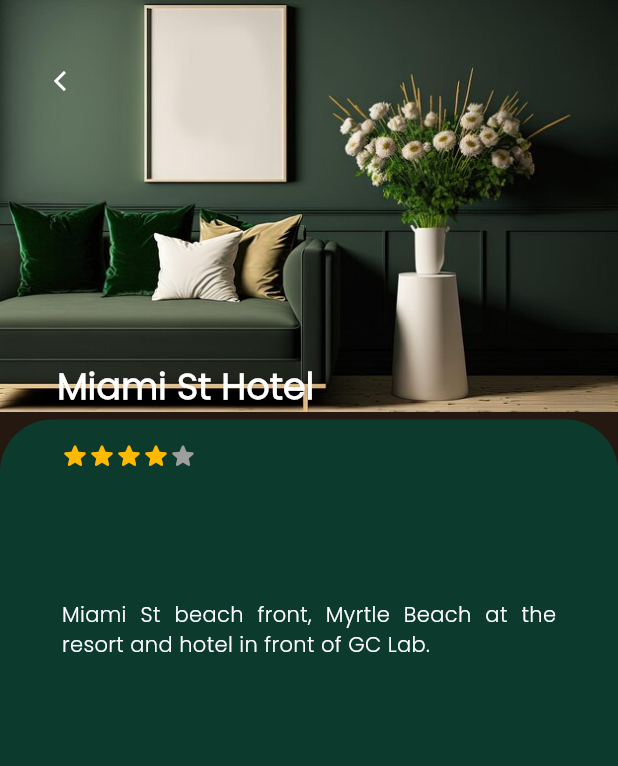
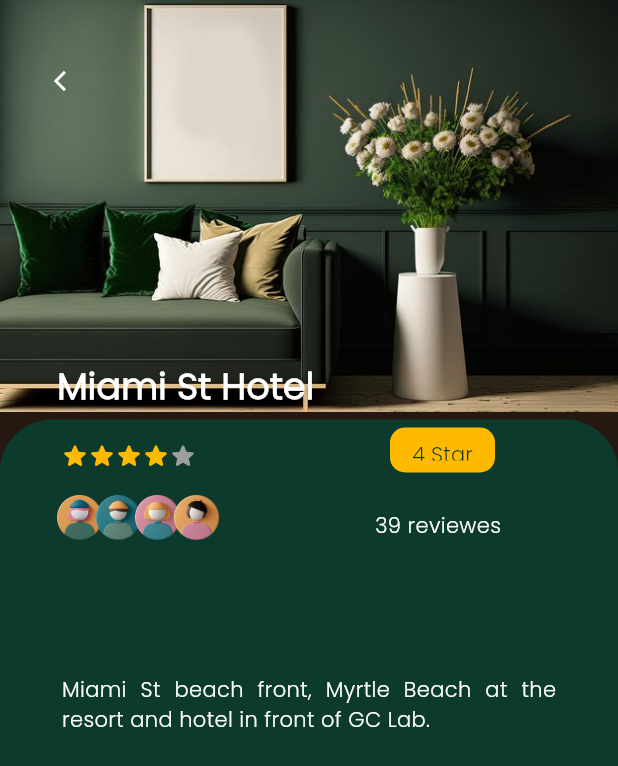
Before and after one commit to Ika1009/Aj_na_Kafu_App, a Flutter app: the CustomCard screen opened directly, on a phone screen of 412 x 824 dp. Shown: the top 766 px of the screen. Run offline on Flutter 3.47's test engine with Material 3 defaults, Android fonts, the phone set to English and light mode, and no system bars; our stand-ins replace flutter_slidable.

Commit message:
Enhanced CustomCard layout and design
The CustomCard widget in our Flutter project has been updated to provide
a more informative and visually appealing interface. The spacing of
elements within the card has been adjusted by increasing the SizedBox
height, which enhances content separation and readability. A new feature
displays a series of profile images to indicate social proof or user
engagement. Additionally, a '4 Star' TextButton has been introduced to
highlight the quality rating of the card's subject, along with a text
element showing the number of reviews. The inclusion of ratings and
reviews adds a layer of user interaction and trustworthiness to the
card's content.

```diff
--- a/flutter/project/lib/util/card.dart
+++ b/flutter/project/lib/util/card.dart
@@ -36,7 +36,7 @@ class CustomCard extends StatelessWidget {
                   child: Column(
                     mainAxisAlignment: MainAxisAlignment.center,
                     children: [
-                      SizedBox(height: 100),
+                      SizedBox(height: 150),
                       Container(
                         height: MediaQuery.of(context).size.height,
                         width: double.infinity,
@@ -67,6 +67,14 @@ class CustomCard extends StatelessWidget {
                   onPressed: () {
                     Navigator.maybePop(context);
                   },
+                ),
+              ),
+              Positioned(
+                top: 240,
+                left: 38,
+                child: Text(
+                  "Miami St Hotel",
+                  style: TextStyle(color: Colors.white, fontWeight: FontWeight.bold, fontSize: 24),
                 ),
               ),
               Positioned(
@@ -130,11 +138,68 @@ class CustomCard extends StatelessWidget {
                 ),
               ),
               Positioned(
-                top: 240,
+                top: 330,
                 left: 38,
+                child: Image.asset(
+                  'assets/images/profile1.png',
+                  width: 30,
+                  height: 30,
+                ),
+              ),
+              Positioned(
+                top: 330,
+                left: 64,
+                child: Image.asset(
+                  'assets/images/profile2.png',
+                  width: 30,
+                  height: 30,
+                ),
+              ),
+              Positioned(
+                top: 330,
+                left: 90,
+                child: Image.asset(
+                  'assets/images/profile3.png',
+                  width: 30,
+                  height: 30,
+                ),
+              ),
+              Positioned(
+                top: 330,
+                left: 116,
+                child: Image.asset(
+                  'assets/images/profile4.png',
+                  width: 30,
+                  height: 30,
+                ),
+              ),
+              Positioned(
+                top: 285,
+                left: 260,
+                child: SizedBox(
+                  width: 70,
+                  height: 30,
+                  child: TextButton(
+                    onPressed: null,
+                    style: ButtonStyle(
+                      backgroundColor: MaterialStateProperty.all(Color(0xFFFFBA00)),
+                      foregroundColor: MaterialStateProperty.all(Color(0xFF0C3B2E)),
+                      shape: MaterialStateProperty.all<RoundedRectangleBorder>(
+                        RoundedRectangleBorder(
+                          borderRadius: BorderRadius.circular(10.0),
+                        ),
+                      ),
+                    ),
+                    child: Text("4 Star"),
+                  ),
+                ),
+              ),
+              Positioned(
+                top: 340,
+                left: 250,
                 child: Text(
-                  "Miami St Hotel",
-                  style: TextStyle(color: Colors.white, fontWeight: FontWeight.bold, fontSize: 24),
+                  "39 reviewes",
+                  style: TextStyle(color: Colors.white),
                 ),
               ),
             ],
```
